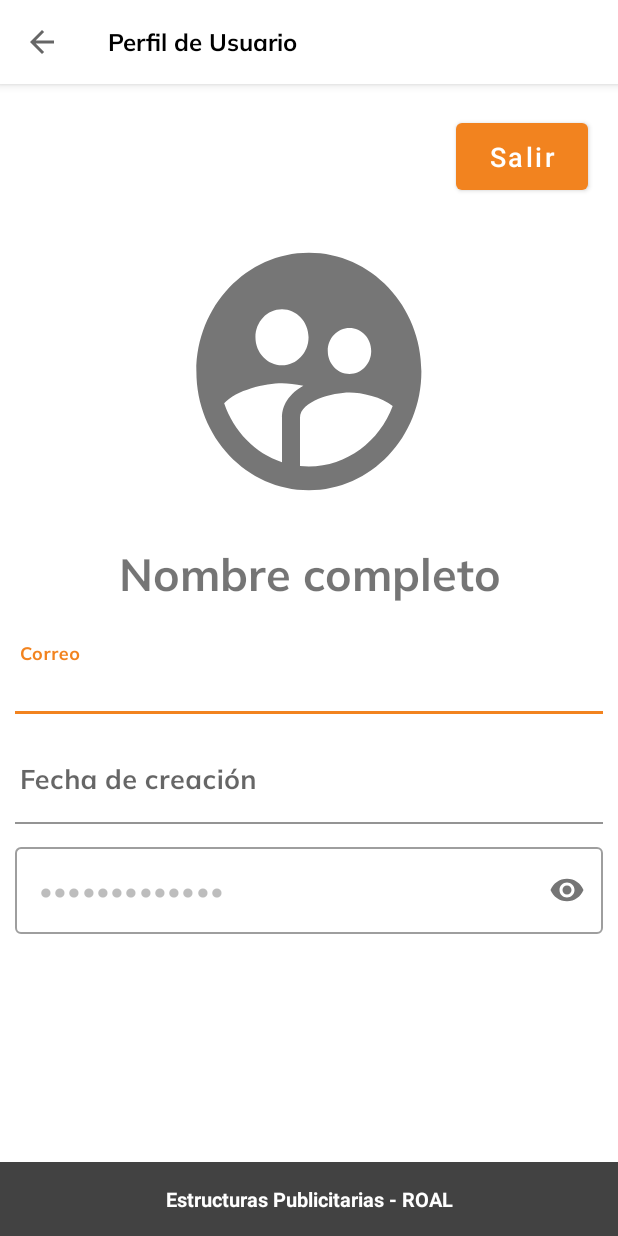
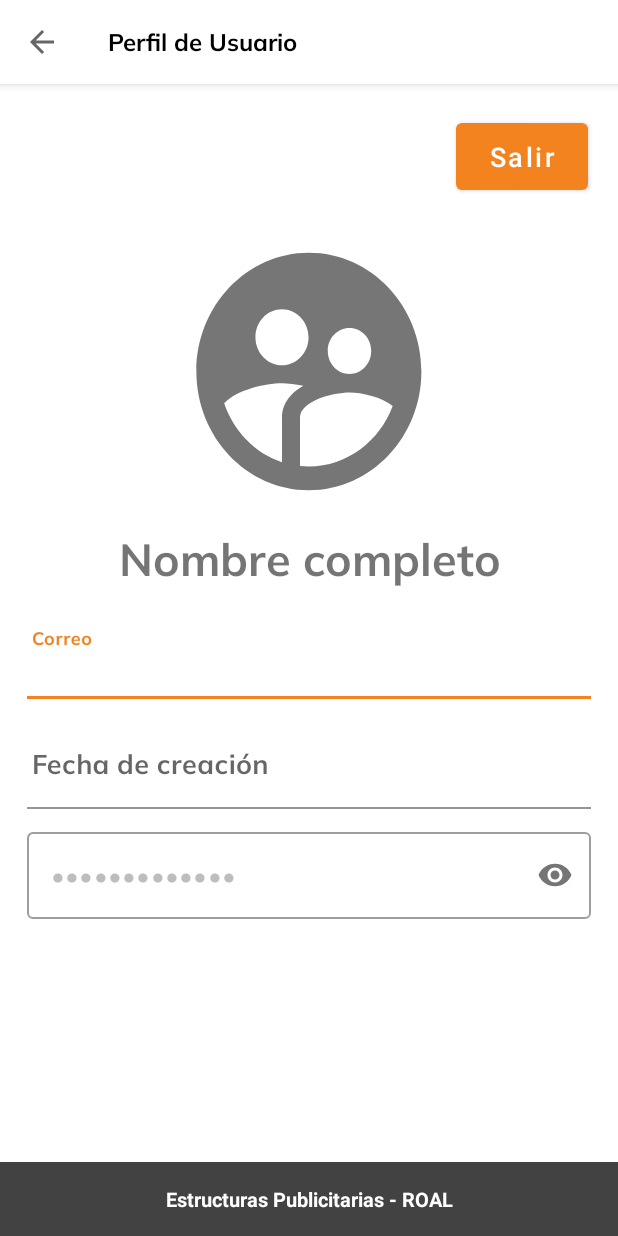
Before and after one commit to PaulGuillen/ROAL-Dev, an Android app: the PerfilActivity screen opened directly, with no data from a screen before it, on a phone screen of 412 x 824 dp. Run offline under Robolectric (Android 15) with nearby library versions, the phone set to English and light mode, and no system bars.

Commit message:
Fixing text view

```diff
--- a/app/src/main/res/layout/activity_perfil.xml
+++ b/app/src/main/res/layout/activity_perfil.xml
@@ -50,7 +50,8 @@
             android:layout_width="match_parent"
             android:layout_height="wrap_content"
             android:orientation="vertical"
-            android:padding="10dp"
+            android:layout_marginStart="18dp"
+            android:layout_marginEnd="18dp"
             app:layout_constraintEnd_toEndOf="parent"
             app:layout_constraintStart_toStartOf="parent"
             app:layout_constraintTop_toBottomOf="@+id/imageView">
```
